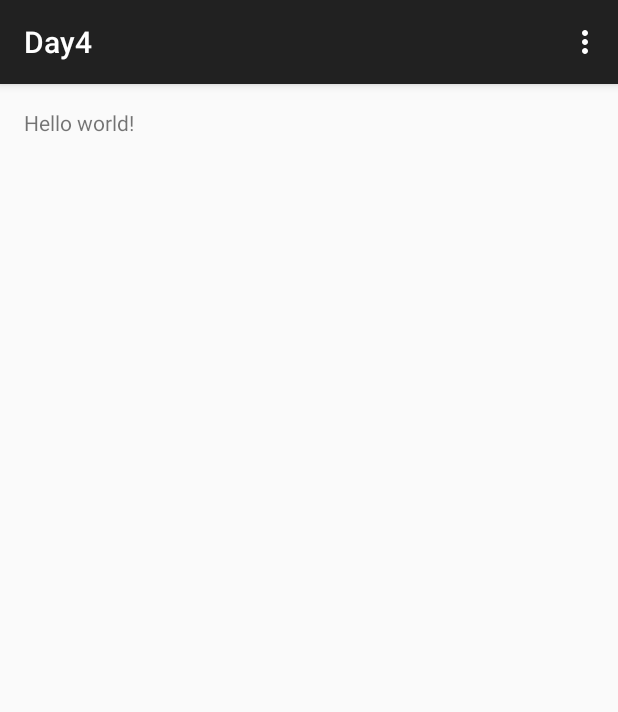
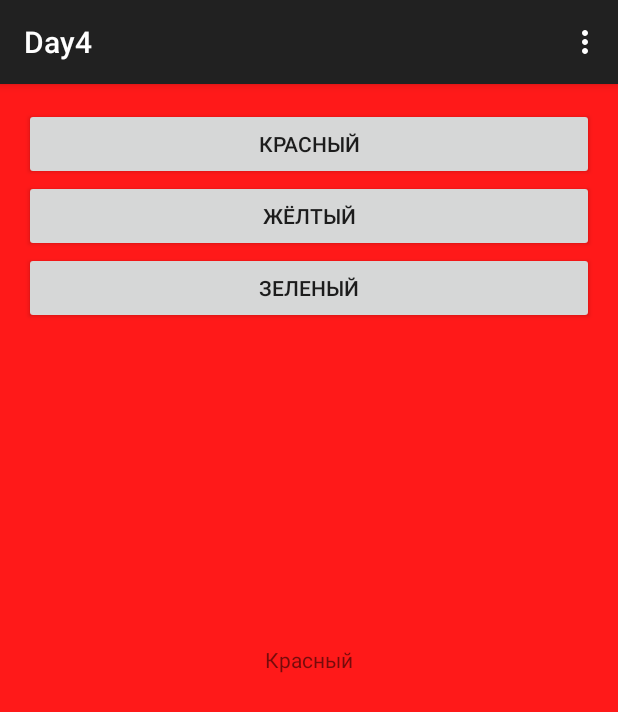
Before and after one commit to GusevaEvgenia/lessons, an Android app: the screen it shows after launch (MainActivity), on a phone screen of 412 x 824 dp. Shown: the top 712 px of the screen. Run offline under Robolectric (Android 15) with nearby library versions, the phone set to English and light mode, and no system bars.

Commit message:
add files to view

```diff
--- a/Day4/app/src/main/res/layout/activity_main.xml
+++ b/Day4/app/src/main/res/layout/activity_main.xml
@@ -3,9 +3,40 @@
     android:layout_height="match_parent" android:paddingLeft="@dimen/activity_horizontal_margin"
     android:paddingRight="@dimen/activity_horizontal_margin"
     android:paddingTop="@dimen/activity_vertical_margin"
-    android:paddingBottom="@dimen/activity_vertical_margin" tools:context=".MainActivity">
+    android:paddingBottom="@dimen/activity_vertical_margin"
+    tools:context=".MainActivity"
+    android:background="@color/redColor">
 
-    <TextView android:text="@string/hello_world" android:layout_width="wrap_content"
-        android:layout_height="wrap_content" />
+    <TextView
+        android:id="@+id/textView"
+        android:layout_width="wrap_content"
+        android:layout_height="wrap_content"
+        android:layout_centerHorizontal="true"
+        android:layout_centerVertical="true"
+        android:text="@string/red" />
+
+    <Button
+        android:id="@+id/buttonRed"
+        android:layout_width="match_parent"
+        android:layout_height="wrap_content"
+        android:layout_alignParentLeft="true"
+        android:layout_alignParentTop="true"
+        android:text="@string/red" />
+
+    <Button
+        android:id="@+id/buttonYellow"
+        android:layout_width="match_parent"
+        android:layout_height="wrap_content"
+        android:layout_alignParentLeft="true"
+        android:layout_below="@+id/buttonRed"
+        android:text="@string/yellow" />
+
+    <Button
+        android:id="@+id/buttonGreen"
+        android:layout_width="match_parent"
+        android:layout_height="wrap_content"
+        android:layout_alignParentLeft="true"
+        android:layout_below="@+id/buttonYellow"
+        android:text="@string/green" />
 
 </RelativeLayout>
--- /dev/null
+++ b/Day4/app/src/main/res/values/colors.xml
@@ -0,0 +1,6 @@
+<?xml version="1.0" encoding="utf-8"?>
+<resources>
+    <color name="yellowColor">#FFFF00</color>
+    <color name="greenColor">#FF00FF00</color>
+    <color name="redColor">#ffff1919</color>
+</resources>
--- a/Day4/app/src/main/res/values/strings.xml
+++ b/Day4/app/src/main/res/values/strings.xml
@@ -3,4 +3,7 @@
 
     <string name="hello_world">Hello world!</string>
     <string name="action_settings">Settings</string>
+    <string name="green">Зеленый</string>
+    <string name="red">Красный</string>
+    <string name="yellow">Жёлтый</string>
 </resources>
```
Also changed, not shown: 1 other file.
